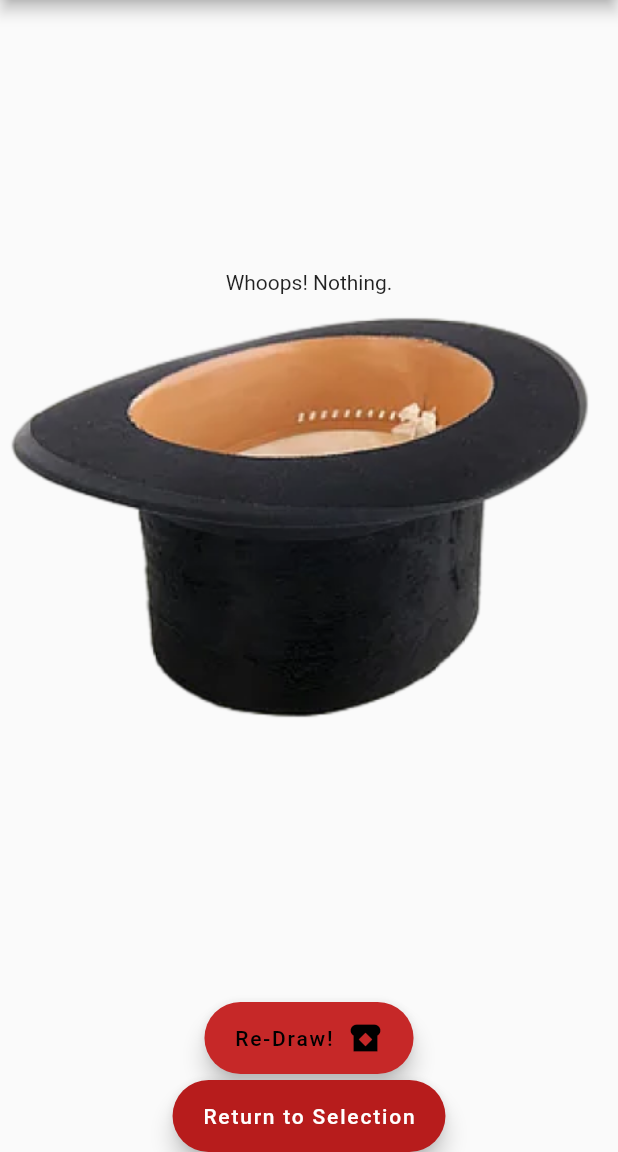
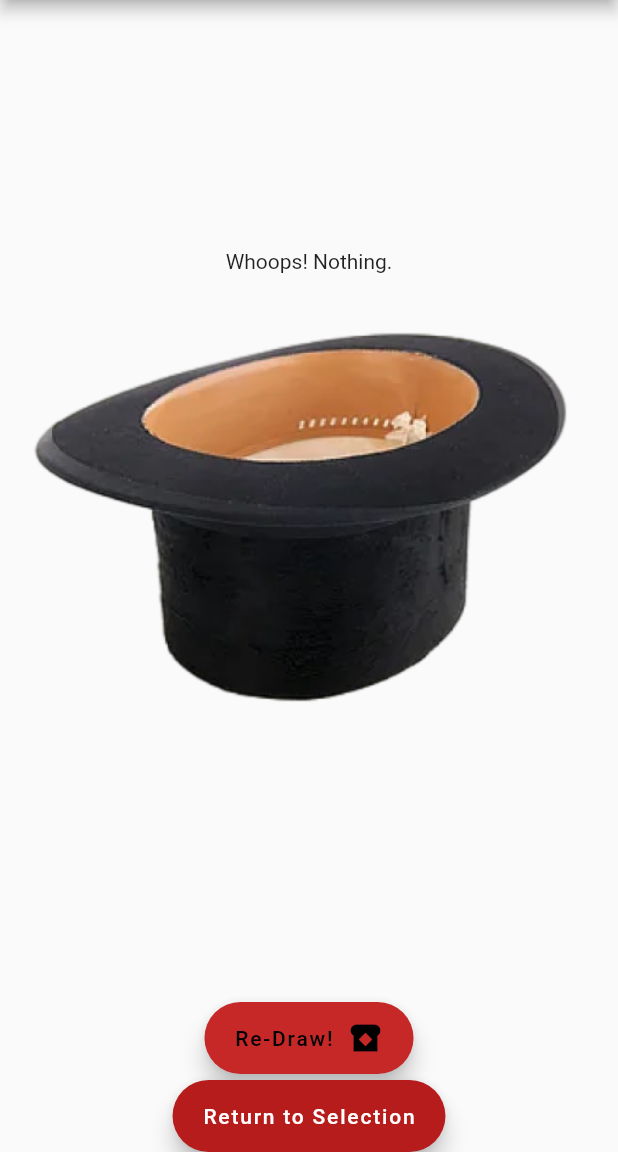
Before and after one commit to BrtWilson/hat_draw, a Flutter app: the CategoriesPage screen opened by its route, after a tap on "Draw!", on a phone screen of 412 x 824 dp, the part 84-1236 px from its top. Run offline on Flutter 3.47's test engine with Material 2 defaults, Android fonts, the phone set to English and light mode, and no system bars.

```diff
--- a/lib/hdw_classes/tiles/hcurr_selection_tile.dart
+++ b/lib/hdw_classes/tiles/hcurr_selection_tile.dart
@@ -8,13 +8,15 @@ class HCurrSelectionTile extends StatelessWidget {
 
   @override
   Widget build(BuildContext context) {
+    double textWidth = HdwConstants.stdTileWidth(context) - 50.0;
+
     return Row(
       children: [
         InkWell(
           child:
             Container(
-              alignment: Alignment.centerRight,
-              width: MediaQuery.of(context).size.width,
+              alignment: Alignment.centerLeft,
+              width: textWidth,
               child:
                 Text(
                   _name,
--- a/lib/hdw_classes/tiles/hnew_tile.dart
+++ b/lib/hdw_classes/tiles/hnew_tile.dart
@@ -28,9 +28,14 @@ class HNewTile extends StatefulWidget {
 class NewTileState extends State<HNewTile> {
   @override
   Widget build(BuildContext context) {
+    double nonClickableWidth = 50.0;
+    if (widget._isChild) nonClickableWidth += HdwConstants.tileWidthRedux;
+    double clickableWidth = MediaQuery.of(context).size.width - nonClickableWidth;
+
     return Row(
       children: [
         Container(
+          width: clickableWidth,
           color: Colors.grey[300],
           child:
             TextField(
--- a/lib/hdw_constants.dart
+++ b/lib/hdw_constants.dart
@@ -1,3 +1,5 @@
+
+import 'package:flutter/cupertino.dart';
 
 class HdwConstants {
   HdwConstants._();
@@ -16,4 +18,6 @@ class HdwConstants {
 
   static const String catArg = 'catName';
   static const String clistArg = 'itemsList';
+
+  static double stdTileWidth(BuildContext context) { return MediaQuery.of(context).size.width - 32.0;}
 }
--- a/lib/main.dart
+++ b/lib/main.dart
@@ -29,6 +29,8 @@ class MyApp extends StatelessWidget {
       title: HdwConstants.title,
       theme: ThemeData(
         primarySwatch: Colors.red,
+        primaryColorDark: Colors.black,
+        primaryColorLight: Colors.red,
       ),
       initialRoute: '/',
       routes: {
--- a/lib/pages/categories_page.dart
+++ b/lib/pages/categories_page.dart
@@ -1,5 +1,5 @@
 import 'package:flutter/material.dart';
-import 'package:hat_draw_app/hdw_classes/tiles/category_tile_holder.dart';
+import 'package:hat_draw_app/hdw_classes/tiles/hdw_tile.dart';
 import 'package:provider/provider.dart';
 import 'package:hat_draw_app/hdw_classes/draw_button.dart';
 import 'package:hat_draw_app/hdw_state.dart';
@@ -13,9 +13,9 @@ class CategoriesPage extends StatelessWidget {
 
   @override
   Widget build(BuildContext context) {
-    List<Widget> categories = context.watch<HdwState>().sCategories.map((c_name) => CategoryTileHolder(name: c_name, )).toList();
-    categories.add(CategoryTileHolder(name: "New Category", isNew: true,));
-    categories.insert(0, CategoryTileHolder(name: HdwConstants.currentSelection));
+    List<Widget> categories = context.watch<HdwState>().sCategories.map((c_name) => HdwTile(name: c_name, )).toList();
+    categories.add(const HdwTile(name: "New Category", isNew: true,));
+    categories.insert(0, const HdwTile(name: HdwConstants.currentSelection));
 
     double keyOverflow = 0.0;
     if (MediaQuery.of(context).viewInsets.bottom != 0) keyOverflow = 208;
@@ -30,11 +30,15 @@ class CategoriesPage extends StatelessWidget {
             SizedBox(
               height: 600 - keyOverflow,
               width: 400,
-              child: ListView(
-                key: const Key("CategoryList"),
-                padding: const EdgeInsets.all(16.0),
-                children: categories, //context.watch<HdwState>().sCategories.map((c_name) => CategoryTile(name: c_name, checkedItems: context.watch<HdwState>().sCurrentItems, setInclusion: context.watch<HdwState>().setItemInclusion)).toList(),
-              )
+              //child: Expanded(
+                child:
+                  ListView(
+                    shrinkWrap: true,
+                    key: const Key("CategoryList"),
+                    padding: const EdgeInsets.all(16.0),
+                    children: categories, //context.watch<HdwState>().sCategories.map((c_name) => CategoryTile(name: c_name, checkedItems: context.watch<HdwState>().sCurrentItems, setInclusion: context.watch<HdwState>().setItemInclusion)).toList(),
+                ),
+              //),
             ),
             if (keyOverflow == 0.0) DrawButton(items: context.watch<HdwState>().sCurrentItems),
           ]
--- a/lib/pages/draw_page.dart
+++ b/lib/pages/draw_page.dart
@@ -26,7 +26,11 @@ class DrawPage extends StatelessWidget {
           children: [
             const Spacer(),
             Text(selection),
-            Image.asset('assets/hat_draw_large.png'),
+            const Image(
+              image: AssetImage('assets/hat_draw_large.png'),
+              height: 320,
+              width: 380,
+            ),
             const Spacer(),
             SizedBox(
               height: 100,
--- a/lib/pages/items_page.dart
+++ b/lib/pages/items_page.dart
@@ -1,8 +1,7 @@
 import 'package:flutter/material.dart';
-import 'package:hat_draw_app/hdw_classes/tiles/category_tile_holder.dart';
+import 'package:hat_draw_app/hdw_classes/tiles/hdw_tile.dart';
 import 'package:hat_draw_app/hdw_constants.dart';
 import 'package:provider/provider.dart';
-import 'package:hat_draw_app/hdw_classes/tiles/category_tile.dart';
 import 'package:hat_draw_app/hdw_classes/draw_button.dart';
 import 'package:hat_draw_app/hdw_state.dart';
 
@@ -53,8 +52,8 @@ class _ItemsPageState extends State<ItemsPageContent> {
 
   @override
   Widget build(BuildContext context) {
-    List<Widget> items = widget._catItems.map((i_name) => CategoryTileHolder(name: i_name, isChild: true,)).toList();
-    items.add(CategoryTileHolder(name: "New Item", parentCat: widget._catName, isChild: true, isNew: true,));
+    List<Widget> items = widget._catItems.map((i_name) => HdwTile(name: i_name, isChild: true,)).toList();
+    items.add(HdwTile(name: "New Item", parent: widget._catName, isChild: true, isNew: true,));
 
     double keyOverflow = 0.0;
     if (MediaQuery.of(context).viewInsets.bottom != 0) keyOverflow = 208.0;
@@ -65,7 +64,7 @@ class _ItemsPageState extends State<ItemsPageContent> {
           child:
           Column(
             children: [
-              CategoryTile(name: widget._catName,),
+              HdwTile(name: widget._catName,),
               SizedBox(
                 height: 600 - keyOverflow,
                 width: 400,
```
